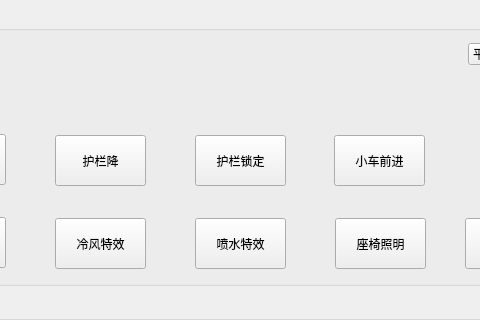
MT-REP/guizhouhuoxingche, file motushand.ui: the form before one commit; both pictures show x 415 to 895 and y 145 to 465 of the 1024 by 640 pixel window.
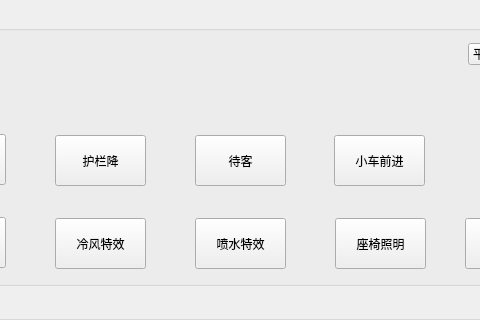
The form after the commit. Icons and pictures are not drawn.

Patch:
```diff
--- a/motushand.ui
+++ b/motushand.ui
@@ -211,7 +211,7 @@
      </rect>
     </property>
     <property name="text">
-     <string>护栏锁定</string>
+     <string>待客</string>
     </property>
    </widget>
    <widget class="QPushButton" name="pressureBarLock">
```
Left out of the diff: 2 changed lines with no effect on the pictures.
